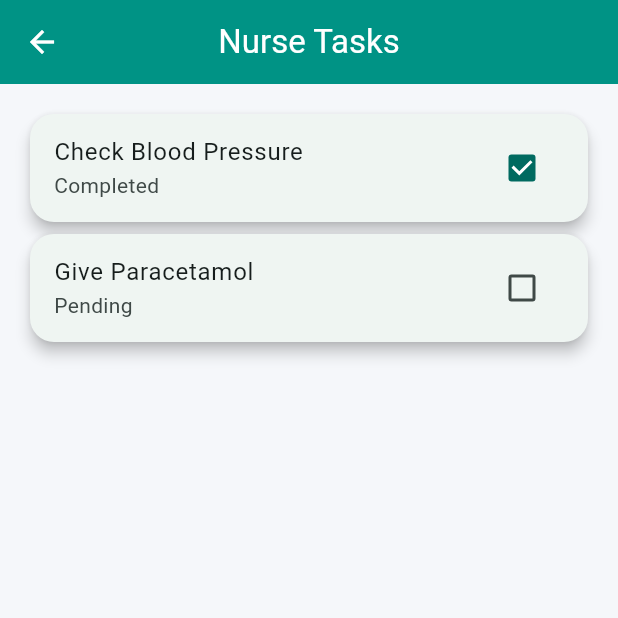
After one commit to sanvithskotian/NurseCare, a Flutter app: the TasksScreen screen opened directly, after a tap on "Check Blood Pressure", on a phone screen of 412 x 824 dp, the top half of it. The commit adds this screen. Run offline on Flutter 3.47's test engine with Material 3 defaults, Android fonts, the phone set to English and light mode, and no system bars.

Commit message:
Add nurse tasks module

```diff
--- /dev/null
+++ b/lib/models/task.dart
@@ -0,0 +1,11 @@
+class Task {
+  final String id;
+  final String title;
+  bool completed;
+
+  Task({
+    required this.id,
+    required this.title,
+    required this.completed,
+  });
+}
--- a/lib/screens/nurse/nurse_dashboard.dart
+++ b/lib/screens/nurse/nurse_dashboard.dart
@@ -1,6 +1,7 @@
 import 'package:flutter/material.dart';
 import '../../services/dummy_data.dart';
 import 'nurse_patients_screen.dart';
+import 'tasks_screen.dart';
 
 class NurseDashboard extends StatelessWidget {
   const NurseDashboard({super.key});
@@ -46,9 +47,7 @@ class NurseDashboard extends StatelessWidget {
             mainAxisSpacing: 15,
             children: [
               _buildCard(context, "Patients", Icons.people, const NursePatientsScreen(),),
-              // _buildCard(context, "Vitals", Icons.favorite, const VitalsScreen()),
-              // _buildCard(context, "Notes", Icons.note, const NurseNotesScreen()),
-             _buildCard(context, "Tasks", Icons.task, null),
+              _buildCard(context, "Tasks", Icons.task, const TasksScreen(),),
             ],
           ),
         ],
--- /dev/null
+++ b/lib/screens/nurse/tasks_screen.dart
@@ -0,0 +1,46 @@
+import 'package:flutter/material.dart';
+import '../../services/dummy_data.dart';
+
+class TasksScreen extends StatefulWidget {
+  const TasksScreen({super.key});
+
+  @override
+  State<TasksScreen> createState() => _TasksScreenState();
+}
+
+class _TasksScreenState extends State<TasksScreen> {
+  @override
+  Widget build(BuildContext context) {
+    final tasks = DummyData.tasks;
+
+    return Scaffold(
+      appBar: AppBar(
+        title: const Text("Nurse Tasks"),
+      ),
+      body: ListView.builder(
+        padding: const EdgeInsets.all(16),
+        itemCount: tasks.length,
+        itemBuilder: (context, index) {
+          final task = tasks[index];
+
+          return Card(
+            child: CheckboxListTile(
+              title: Text(task.title),
+              subtitle: Text(
+                task.completed
+                    ? "Completed"
+                    : "Pending",
+              ),
+              value: task.completed,
+              onChanged: (value) {
+                setState(() {
+                  task.completed = value ?? false;
+                });
+              },
+            ),
+          );
+        },
+      ),
+    );
+  }
+}
--- a/lib/services/dummy_data.dart
+++ b/lib/services/dummy_data.dart
@@ -5,6 +5,7 @@ import '../models/appointment.dart';
 import '../models/prescription.dart';
 import '../models/nursing_note.dart';
 import '../models/diagnosis.dart';
+import '../models/task.dart';
 
 class DummyData {
   static Patient patient = Patient(
@@ -66,5 +67,17 @@ class DummyData {
     diagnosis: "Viral Fever",
     date: "1 July 2026",
    ),
- ];
+  ];
+  static final List<Task> tasks = [
+   Task(
+    id: "T001",
+    title: "Check Blood Pressure",
+    completed: false,
+   ),
+   Task(
+    id: "T002",
+    title: "Give Paracetamol",
+    completed: false,
+   ),
+  ];
 }
```
Also changed, not shown: lib/screens/doctor/doctor_dashboard.dart (+0 -13 lines).
